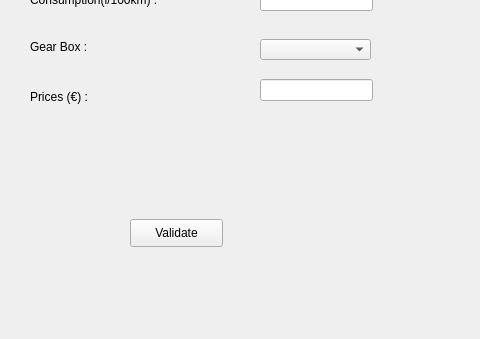
ayoubEL-MOUTAOUAKKIL/fuzzy, file fuzzy/mainwindow.ui: the form before one commit; both pictures show x 0 to 480 and y 161 to 500 of the 776 by 500 pixel window.
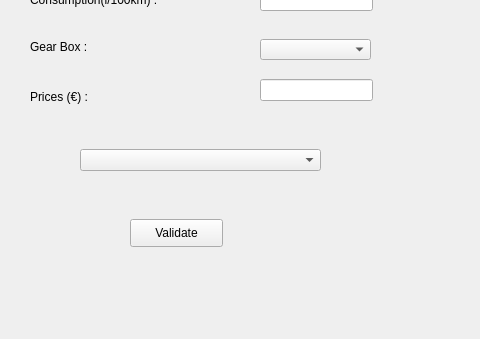
The form after the commit.

Commit message: Affichage des choix dans la comboBox.

```diff
--- a/fuzzy/mainwindow.ui
+++ b/fuzzy/mainwindow.ui
@@ -353,6 +353,16 @@
      <string/>
     </property>
    </widget>
+   <widget class="QComboBox" name="comboBox_CarChoice">
+    <property name="geometry">
+     <rect>
+      <x>80</x>
+      <y>310</y>
+      <width>241</width>
+      <height>22</height>
+     </rect>
+    </property>
+   </widget>
   </widget>
   <widget class="QMenuBar" name="menubar">
    <property name="geometry">
```
Left out of the diff: 2 changed lines with no effect on the pictures. The commit also changes 2 other files.
